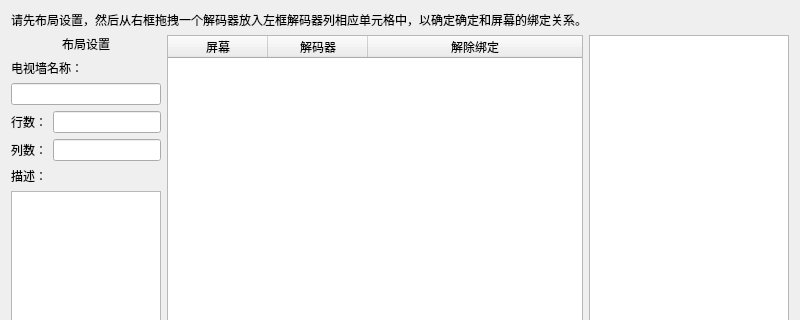
yao3gang/Network_Keyboard, file gui/page/form_tvwall_config.ui: the form before one commit; both pictures show x 0 to 800 and y 0 to 320 of the 800 by 600 pixel window.
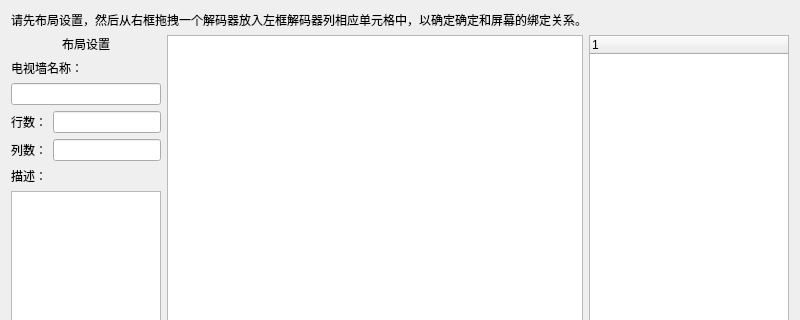
The form after the commit. Custom widgets are drawn as their Qt base class.

```diff
--- a/gui/page/form_tvwall_config.ui
+++ b/gui/page/form_tvwall_config.ui
@@ -133,25 +133,10 @@
        <attribute name="horizontalHeaderStretchLastSection">
         <bool>true</bool>
        </attribute>
-       <column>
-        <property name="text">
-         <string>屏幕</string>
-        </property>
-       </column>
-       <column>
-        <property name="text">
-         <string>解码器</string>
-        </property>
-       </column>
-       <column>
-        <property name="text">
-         <string>解除绑定</string>
-        </property>
-       </column>
       </widget>
      </item>
      <item>
-      <widget class="QTreeWidget" name="treeWidget">
+      <widget class="treewidget_dev" name="tree_swich_dec">
        <property name="sizePolicy">
         <sizepolicy hsizetype="Fixed" vsizetype="Expanding">
          <horstretch>0</horstretch>
@@ -171,7 +156,7 @@
         </size>
        </property>
        <attribute name="headerVisible">
-        <bool>false</bool>
+        <bool>true</bool>
        </attribute>
        <column>
         <property name="text">
@@ -215,6 +200,18 @@
    </item>
   </layout>
  </widget>
+ <customwidgets>
+  <customwidget>
+   <class>treewidget_dev</class>
+   <extends>QTreeWidget</extends>
+   <header>treewidget_dev.h</header>
+  </customwidget>
+  <customwidget>
+   <class>tablewidget_tvwall</class>
+   <extends>QTableWidget</extends>
+   <header>tablewidget_tvwall.h</header>
+  </customwidget>
+ </customwidgets>
  <tabstops>
   <tabstop>lineEdit_tvwall_name</tabstop>
   <tabstop>lineEdit_tvwall_rows</tabstop>
```
Left out of the diff: 4 changed lines with no effect on the pictures.
